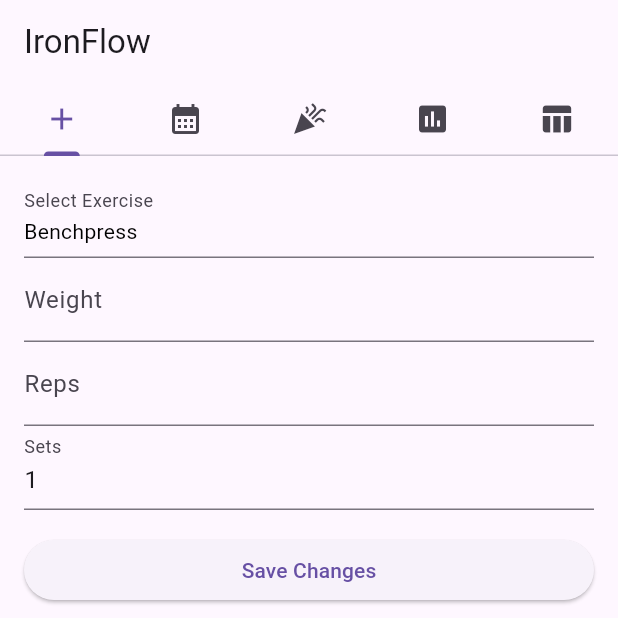
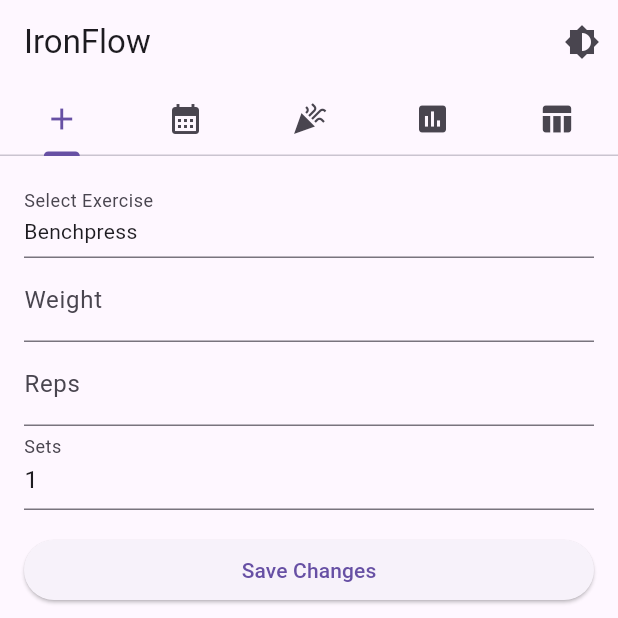
Before and after one commit to andreped/IronFlow, a Flutter app: the screen it shows after launch, on a phone screen of 412 x 824 dp, the top half of it. Run offline on Flutter 3.47's test engine with Material 3 defaults, Android fonts, the light colour scheme and no system bars; our stand-ins replace fl_chart, sqflite; accounts and stored records are empty.

Commit message:
Apply theme dynamic change to widgets

```diff
--- a/lib/tabs/home.dart
+++ b/lib/tabs/home.dart
@@ -7,6 +7,15 @@ import 'records.dart';
 import 'table.dart';
 
 class ExerciseStoreApp extends StatelessWidget {
+  final ThemeMode themeMode;
+  final VoidCallback toggleTheme;
+
+  const ExerciseStoreApp({
+    Key? key,
+    required this.themeMode,
+    required this.toggleTheme,
+  }) : super(key: key);
+
   @override
   Widget build(BuildContext context) {
     return MaterialApp(
@@ -14,12 +23,18 @@ class ExerciseStoreApp extends StatelessWidget {
       theme: ThemeData(
         primarySwatch: Colors.blue,
       ),
-      home: ExerciseStoreHomePage(),
+      darkTheme: ThemeData.dark(),
+      themeMode: themeMode,
+      home: ExerciseStoreHomePage(toggleTheme: toggleTheme),
     );
   }
 }
 
 class ExerciseStoreHomePage extends StatefulWidget {
+  final VoidCallback toggleTheme;
+
+  const ExerciseStoreHomePage({Key? key, required this.toggleTheme}) : super(key: key);
+
   @override
   _ExerciseStoreHomePageState createState() => _ExerciseStoreHomePageState();
 }
@@ -65,6 +80,12 @@ class _ExerciseStoreHomePageState extends State<ExerciseStoreHomePage>
     return Scaffold(
       appBar: AppBar(
         title: const Text('IronFlow'),
+        actions: [
+          IconButton(
+            icon: Icon(Icons.brightness_6),
+            onPressed: widget.toggleTheme,
+          ),
+        ],
         bottom: TabBar(
           controller: _tabController,
           onTap: (index) {
@@ -84,8 +105,7 @@ class _ExerciseStoreHomePageState extends State<ExerciseStoreHomePage>
         bucket: bucket,
         child: PageView(
           controller: _pageController,
-          physics:
-              const NeverScrollableScrollPhysics(), // Disable swipe gesture
+          physics: const NeverScrollableScrollPhysics(), // Disable swipe gesture
           onPageChanged: (index) {
             _tabController.animateTo(index);
           },
--- a/lib/tabs/inputs.dart
+++ b/lib/tabs/inputs.dart
@@ -209,6 +209,8 @@ class _ExerciseSetterState extends State<ExerciseSetter> {
 
   @override
   Widget build(BuildContext context) {
+    final theme = Theme.of(context);
+
     return Form(
       key: _formKey,
       child: Column(
@@ -228,9 +230,10 @@ class _ExerciseSetterState extends State<ExerciseSetter> {
                           ? 'Add New Exercise'
                           : _selectedExercise ?? 'Select Exercise',
                       style: TextStyle(
-                          color: _selectedExercise == null
-                              ? Colors.grey
-                              : Colors.black),
+                        color: _selectedExercise == null
+                            ? theme.hintColor
+                            : theme.textTheme.bodyLarge?.color,
+                      ),
                     ),
                   ),
                 ),
```
